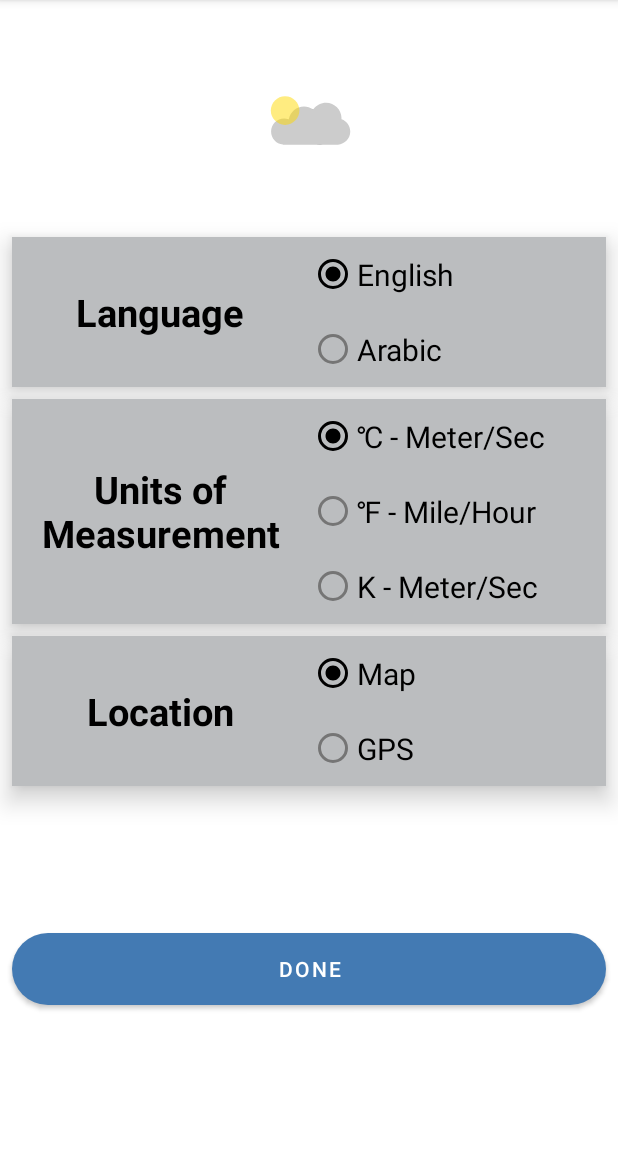
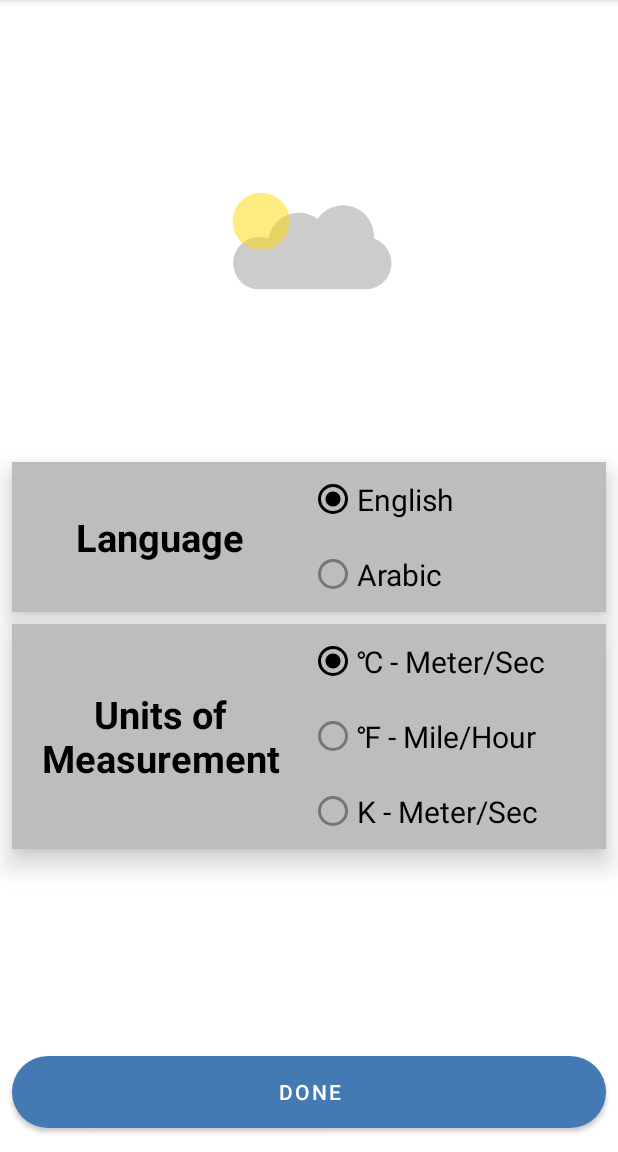
Before and after one commit to alaagawish/Weather, an Android app: the screen it shows after launch (OnboardingActivity), on a phone screen of 412 x 824 dp, the part 84-1236 px from its top. Run offline under Robolectric (Android 15) with nearby library versions, the phone set to English and light mode, and no system bars; our stand-ins replace Picasso, navigation-ui; pictures from the network do not load; 9 statements that could not run were skipped.

Commit message:
map feature after onboarding

```diff
--- a/app/src/main/java/eg/gov/iti/jets/kotlin/weather/MainActivity.kt
+++ b/app/src/main/java/eg/gov/iti/jets/kotlin/weather/MainActivity.kt
@@ -5,6 +5,7 @@ import android.content.Intent
 import android.content.SharedPreferences
 import android.os.Bundle
 import android.view.Menu
+import android.view.View
 import com.google.android.material.snackbar.Snackbar
 import com.google.android.material.navigation.NavigationView
 import androidx.navigation.findNavController
@@ -15,13 +16,13 @@ import androidx.navigation.ui.setupWithNavController
 import androidx.drawerlayout.widget.DrawerLayout
 import androidx.appcompat.app.AppCompatActivity
 import eg.gov.iti.jets.kotlin.weather.databinding.ActivityMainBinding
+// var rootView: View= findViewById<View>(android.R.id.content)
 
 
 class MainActivity : AppCompatActivity() {
 
     private lateinit var appBarConfiguration: AppBarConfiguration
     private lateinit var binding: ActivityMainBinding
-
     override fun onCreate(savedInstanceState: Bundle?) {
         super.onCreate(savedInstanceState)
 
@@ -29,8 +30,8 @@ class MainActivity : AppCompatActivity() {
         setContentView(binding.root)
 
         setSupportActionBar(binding.appBarMain.toolbar)
+//        rootView = findViewById<View>(android.R.id.content)
 
-//
         val sharedPreferences = this.getSharedPreferences(NAME, Context.MODE_PRIVATE)
 
         val isOnboardingShown = sharedPreferences.getBoolean("isOnboardingShown", false)
@@ -44,9 +45,9 @@ class MainActivity : AppCompatActivity() {
             }
         }
 //        binding.appBarMain.addCityFloatingActionButton.setOnClickListener { view ->
-//            Snackbar.make(view, "Replace with your own action", Snackbar.LENGTH_LONG)
-//                .setAction("Action", null).show()
-//        }
+        /*  Snackbar.make(view, "Replace with your own action", Snackbar.LENGTH_LONG)
+              .setAction("Action", null).show()
+      }*/
         val drawerLayout: DrawerLayout = binding.drawerLayout
         val navView: NavigationView = binding.navView
         val navController = findNavController(R.id.nav_host_fragment_content_main)
@@ -59,12 +60,6 @@ class MainActivity : AppCompatActivity() {
         navView.setupWithNavController(navController)
     }
 
-    override fun onCreateOptionsMenu(menu: Menu): Boolean {
-        // Inflate the menu; this adds items to the action bar if it is present.
-        menuInflater.inflate(R.menu.main, menu)
-        return true
-    }
-
     override fun onSupportNavigateUp(): Boolean {
         val navController = findNavController(R.id.nav_host_fragment_content_main)
         return navController.navigateUp(appBarConfiguration) || super.onSupportNavigateUp()
--- a/app/src/main/java/eg/gov/iti/jets/kotlin/weather/OnboardingActivity.kt
+++ b/app/src/main/java/eg/gov/iti/jets/kotlin/weather/OnboardingActivity.kt
@@ -1,34 +1,55 @@
 package eg.gov.iti.jets.kotlin.weather
 
+import android.Manifest
+import android.annotation.SuppressLint
 import android.content.Context
+import android.content.Intent
 import android.content.SharedPreferences
+import android.content.pm.PackageManager
+import android.location.Geocoder
+import android.location.LocationManager
 import androidx.appcompat.app.AppCompatActivity
 import android.os.Bundle
+import android.os.Looper
+import android.provider.Settings
+import android.util.Log
 import android.widget.RadioButton
+import android.widget.TextView
 import android.widget.Toast
+import androidx.core.app.ActivityCompat
+import com.google.android.gms.location.*
 import eg.gov.iti.jets.kotlin.weather.databinding.ActivityMainBinding
 import eg.gov.iti.jets.kotlin.weather.databinding.ActivityOnboardingBinding
+import java.util.*
 
-val LANGUAGE = "LANGUAGE"
-val NAME = "WEATHER"
-val UNIT = "UNIT"
-val LOCATION = "LOCATION"
+const val LANGUAGE = "LANGUAGE"
+const val NAME = "WEATHER"
+const val UNIT = "UNIT"
+//const val LOCATION = "LOCATION"
+const val LONGITUDE = "LONGITUDE"
+const val LATITUDE = "LATITUDE"
+const val PERMISSION_ID = 2
 
 class OnboardingActivity : AppCompatActivity() {
     private lateinit var binding: ActivityOnboardingBinding
-
+    lateinit var fusedLocationClient: FusedLocationProviderClient
+    lateinit var editor: SharedPreferences.Editor
     override fun onCreate(savedInstanceState: Bundle?) {
         super.onCreate(savedInstanceState)
         binding = ActivityOnboardingBinding.inflate(layoutInflater)
+        fusedLocationClient = LocationServices.getFusedLocationProviderClient(this)
         setContentView(binding.root)
         binding.saveSettingMaterialButton.setOnClickListener {
+//            if (sharedPreferences.getString(LOCATION, "gps") == "gps") {
+////                getLocation()
+//            }
             finish()
         }
         binding.animation.playAnimation()
-        val editor = sharedPreferences.edit()
+        editor = sharedPreferences.edit()
 
         editor.putString(LANGUAGE, "en")
-        editor.putString(LOCATION, "gps")
+//        editor.putString(LOCATION, "gps")
         editor.putString(UNIT, "metric")
         editor.apply()
 //        val value = sharedPreferences.getString(UNIT, "metric")
@@ -50,15 +71,121 @@ class OnboardingActivity : AppCompatActivity() {
             }
             editor.apply()
         }
-        binding.locationIntroRadioGroup.setOnCheckedChangeListener { group, checkedId ->
-            val radioButton = findViewById<RadioButton>(checkedId)
-            when (radioButton.text) {
-                "Map" -> editor.putString(LOCATION, "map")
-                "GPS" -> editor.putString(LOCATION, "gps")
-            }
-            editor.apply()
-        }
+//        binding.locationIntroRadioGroup.setOnCheckedChangeListener { group, checkedId ->
+//            val radioButton = findViewById<RadioButton>(checkedId)
+//            when (radioButton.text) {
+//                "Map" -> editor.putString(LOCATION, "map")
+//                "GPS" -> editor.putString(LOCATION, "gps")
+//            }
+//            editor.apply()
+//        }
 
 
     }
+
+    override fun onStart() {
+        super.onStart()
+        getLocation()
+
+    }
+
+    @SuppressLint("MissingPermission")
+    private fun getLocation() {
+        if (checkPermissions()) {
+            if (isLocationEnabled()) {
+                requestNewLocation()
+            } else {
+                val intent = Intent(Settings.ACTION_LOCATION_SOURCE_SETTINGS)
+                startActivity(Intent(Settings.ACTION_LOCATION_SOURCE_SETTINGS))
+            }
+        } else {
+            requestPermissions()
+        }
+    }
+
+    private fun requestPermissions() {
+        ActivityCompat.requestPermissions(
+            this,
+            arrayOf(
+                Manifest.permission.ACCESS_COARSE_LOCATION,
+                Manifest.permission.ACCESS_FINE_LOCATION
+            ),
+            PERMISSION_ID
+        )
+    }
+
+    override fun onRequestPermissionsResult(
+        requestCode: Int,
+        permissions: Array<out String>,
+        grantResults: IntArray
+    ) {
+        super.onRequestPermissionsResult(requestCode, permissions, grantResults)
+        Log.d("TAG", "onRequestPermissionsResult: $requestCode")
+        if (requestCode == PERMISSION_ID) {
+            if (grantResults[0] == PackageManager.PERMISSION_GRANTED)
+                getLocation()
+        }
+    }
+
+    private fun checkPermissions() = ActivityCompat.checkSelfPermission(
+        this,
+        Manifest.permission.ACCESS_COARSE_LOCATION
+    ) == PackageManager.PERMISSION_GRANTED || ActivityCompat.checkSelfPermission(
+        this,
+        Manifest.permission.ACCESS_FINE_LOCATION
+    ) == PackageManager.PERMISSION_GRANTED
+
+
+    private fun isLocationEnabled(): Boolean {
+        val locationManager = getSystemService(Context.LOCATION_SERVICE) as LocationManager
+        return locationManager.isProviderEnabled(LocationManager.GPS_PROVIDER) || locationManager.isProviderEnabled(
+            LocationManager.NETWORK_PROVIDER
+        )
+    }
+
+    @SuppressLint("MissingPermission")
+    fun requestNewLocation() {
+        val locationRequest = LocationRequest()
+        locationRequest.setPriority(LocationRequest.PRIORITY_HIGH_ACCURACY)
+        locationRequest.setInterval(5)
+        fusedLocationClient.requestLocationUpdates(
+            locationRequest,
+            locationCallback,
+            Looper.myLooper()
+        )
+    }
+
+    private val locationCallback = object : LocationCallback() {
+        override fun onLocationResult(p0: LocationResult) {
+            val lastLocation = p0.lastLocation
+            if (lastLocation != null) {
+                val latitude = lastLocation.latitude
+                val longitude = lastLocation.longitude
+                editor.putString(LONGITUDE, longitude.toString())
+                editor.putString(LATITUDE, latitude.toString())
+                editor.apply()
+                Log.d("TAG", "onLocationResult: ${lastLocation.latitude}")
+//                val myLocation = Geocoder(applicationContext, Locale.getDefault())
+//                val addressList =
+//                    myLocation.getFromLocation(lastLocation.latitude, lastLocation.longitude, 1)
+
+//                if (addressList != null && addressList.isNotEmpty()) {
+//                    val address = addressList[0]
+//                    sb = StringBuilder()
+//                    for (i in 0 until address.maxAddressLineIndex) {
+//                        sb.append(address.getAddressLine(i)).append("\n")
+//                    }
+//                    if (address.premises != null)
+//                        sb.append(address.premises).append(",\n ")
+//                    sb.append(address.subAdminArea).append("\n")
+//                    sb.append(address.locality).append(",\n ")
+//                    sb.append(address.adminArea).append(",\n ")
+//                    sb.append(address.countryName).append(",\n ")
+//                    sb.append(address.postalCode)
+//
+//                }
+            }
+        }
+    }
+
 }
--- a/app/src/main/java/eg/gov/iti/jets/kotlin/weather/home/view/HomeFragment.kt
+++ b/app/src/main/java/eg/gov/iti/jets/kotlin/weather/home/view/HomeFragment.kt
@@ -12,6 +12,7 @@ import androidx.lifecycle.ViewModelProvider
 import androidx.lifecycle.lifecycleScope
 import com.google.android.material.snackbar.Snackbar
 import com.squareup.picasso.Picasso
+import eg.gov.iti.jets.kotlin.weather.LATITUDE
 import eg.gov.iti.jets.kotlin.weather.databinding.FragmentHomeBinding
 import eg.gov.iti.jets.kotlin.weather.db.LocalSource
 import eg.gov.iti.jets.kotlin.weather.home.viewmodel.HomeViewModel
@@ -19,6 +20,7 @@ import eg.gov.iti.jets.kotlin.weather.home.viewmodel.HomeViewModelFactory
 import eg.gov.iti.jets.kotlin.weather.model.Repository
 import eg.gov.iti.jets.kotlin.weather.network.APIState
 import eg.gov.iti.jets.kotlin.weather.network.DayClient
+import eg.gov.iti.jets.kotlin.weather.sharedPreferences
 import kotlinx.coroutines.flow.catch
 import kotlinx.coroutines.flow.collectLatest
 import kotlinx.coroutines.launch
@@ -59,6 +61,9 @@ class HomeFragment : Fragment() {
         hoursAdapter = HoursAdapter()
         binding.daysDetailsRecyclerView.adapter = daysAdapter
         binding.hoursDetailsRecyclerView.adapter = hoursAdapter
+//        if (sharedPreferences.getString(LATITUDE, "1.0")?.toDouble() == 1.0)
+//            Snackbar.make(requireContext(),view, "Turn on GPS", Snackbar.LENGTH_LONG).show()
+
         lifecycleScope.launch {
 
             homeViewModel.forecastStateFlow.collectLatest { result ->
--- a/app/src/main/java/eg/gov/iti/jets/kotlin/weather/home/viewmodel/HomeViewModel.kt
+++ b/app/src/main/java/eg/gov/iti/jets/kotlin/weather/home/viewmodel/HomeViewModel.kt
@@ -1,12 +1,13 @@
 package eg.gov.iti.jets.kotlin.weather.home.viewmodel
 
+import android.util.Log
+import android.view.View
 import androidx.lifecycle.ViewModel
 import androidx.lifecycle.viewModelScope
-import eg.gov.iti.jets.kotlin.weather.LANGUAGE
-import eg.gov.iti.jets.kotlin.weather.UNIT
+import com.google.android.material.snackbar.Snackbar
+import eg.gov.iti.jets.kotlin.weather.*
 import eg.gov.iti.jets.kotlin.weather.model.RepositoryInterface
 import eg.gov.iti.jets.kotlin.weather.network.APIState
-import eg.gov.iti.jets.kotlin.weather.sharedPreferences
 
 import kotlinx.coroutines.flow.MutableStateFlow
 import kotlinx.coroutines.flow.catch
@@ -17,11 +18,21 @@ class HomeViewModel(private val repositoryInterface: RepositoryInterface) : View
     val forecastStateFlow = MutableStateFlow<APIState>(APIState.Waiting)
 
     init {
-        getForecastData(
-            30.0, 30.0, sharedPreferences.getString(UNIT, "metric")!!, sharedPreferences.getString(
-                LANGUAGE, "en"
-            )!!
-        )
+
+        Log.d("TAG", ":  ${sharedPreferences.getString(LATITUDE, "1.0")?.toDouble()} ")
+        Log.d("TAG", ": ${sharedPreferences.getString(LONGITUDE, "1.0")?.toDouble()} ")
+//        if (sharedPreferences.getString(LATITUDE, "1.0")?.toDouble() != 1.0)
+
+            getForecastData(
+                sharedPreferences.getString(LATITUDE, "1.0")?.toDouble()!!,
+                sharedPreferences.getString(LONGITUDE, "1.0")?.toDouble()!!,
+                sharedPreferences.getString(UNIT, "metric")!!,
+                sharedPreferences.getString(
+                    LANGUAGE, "en"
+                )!!
+            )
+
+//   .setAction("Display", null).show()
     }
 
     fun getForecastData(lat: Double, lon: Double, unit: String = "standard", lang: String = "en") {
--- a/app/src/main/res/layout/activity_onboarding.xml
+++ b/app/src/main/res/layout/activity_onboarding.xml
@@ -10,7 +10,7 @@
     <com.airbnb.lottie.LottieAnimationView
         android:id="@+id/animation"
         android:layout_width="match_parent"
-        android:layout_height="150dp"
+        android:layout_height="300dp"
         android:elevation="10dp"
         app:layout_constraintEnd_toEndOf="parent"
         app:layout_constraintStart_toStartOf="parent"
@@ -139,61 +139,61 @@
     </LinearLayout>
 
 
-    <LinearLayout
-        android:id="@+id/location"
-        android:layout_width="match_parent"
-        android:layout_height="wrap_content"
-        android:layout_margin="8dp"
-        android:background="@color/gray"
-        android:elevation="10dp"
-        android:orientation="horizontal"
-        android:weightSum="2"
-        app:layout_constraintEnd_toEndOf="parent"
-        app:layout_constraintStart_toStartOf="parent"
-        app:layout_constraintTop_toBottomOf="@+id/units">
-
-        <TextView
-            android:layout_width="0dp"
-            android:layout_height="wrap_content"
-            android:layout_gravity="center"
-            android:layout_weight="1"
-            android:backgroundTint="@color/transparent"
-            android:gravity="center"
-            android:text="@string/location"
-            android:textColor="@color/black"
-            android:textSize="25sp"
-            android:textStyle="bold" />
-
-        <RadioGroup
-            android:id="@+id/locationIntroRadioGroup"
-            android:layout_width="0dp"
-            android:layout_height="wrap_content"
-            android:layout_gravity="center"
-            android:layout_weight="1"
-            android:gravity="center">
-
-            <RadioButton
-                android:id="@+id/mapIntroRadioButton"
-                android:layout_width="match_parent"
-                android:layout_height="50dp"
-                android:checked="true"
-                android:text="@string/map"
-                android:textColor="@color/black"
-                android:textSize="20sp" />
-
-            <RadioButton
-                android:id="@+id/gpsIntroRadioButton"
-                android:layout_width="match_parent"
-                android:layout_height="50dp"
-                android:checked="false"
-                android:text="@string/gps"
-                android:textColor="@color/black"
-                android:textSize="20sp" />
-
-
-        </RadioGroup>
-
-    </LinearLayout>
+<!--    <LinearLayout-->
+<!--        android:id="@+id/location"-->
+<!--        android:layout_width="match_parent"-->
+<!--        android:layout_height="wrap_content"-->
+<!--        android:layout_margin="8dp"-->
+<!--        android:background="@color/gray"-->
+<!--        android:elevation="10dp"-->
+<!--        android:orientation="horizontal"-->
+<!--        android:weightSum="2"-->
+<!--        app:layout_constraintEnd_toEndOf="parent"-->
+<!--        app:layout_constraintStart_toStartOf="parent"-->
+<!--        app:layout_constraintTop_toBottomOf="@+id/units">-->
+<!---->
+<!--        <TextView-->
+<!--            android:layout_width="0dp"-->
+<!--            android:layout_height="wrap_content"-->
+<!--            android:layout_gravity="center"-->
+<!--            android:layout_weight="1"-->
+<!--            android:backgroundTint="@color/transparent"-->
+<!--            android:gravity="center"-->
+<!--            android:text="@string/location"-->
+<!--            android:textColor="@color/black"-->
+<!--            android:textSize="25sp"-->
+<!--            android:textStyle="bold" />-->
+<!---->
+<!--        <RadioGroup-->
+<!--            android:id="@+id/locationIntroRadioGroup"-->
+<!--            android:layout_width="0dp"-->
+<!--            android:layout_height="wrap_content"-->
+<!--            android:layout_gravity="center"-->
+<!--            android:layout_weight="1"-->
+<!--            android:gravity="center">-->
+<!---->
+<!--            <RadioButton-->
+<!--                android:id="@+id/mapIntroRadioButton"-->
+<!--                android:layout_width="match_parent"-->
+<!--                android:layout_height="50dp"-->
+<!--                android:checked="true"-->
+<!--                android:text="@string/map"-->
+<!--                android:textColor="@color/black"-->
+<!--                android:textSize="20sp" />-->
+<!---->
+<!--            <RadioButton-->
+<!--                android:id="@+id/gpsIntroRadioButton"-->
+<!--                android:layout_width="match_parent"-->
+<!--                android:layout_height="50dp"-->
+<!--                android:checked="false"-->
+<!--                android:text="@string/gps"-->
+<!--                android:textColor="@color/black"-->
+<!--                android:textSize="20sp" />-->
+<!---->
+<!---->
+<!--        </RadioGroup>-->
+<!---->
+<!--    </LinearLayout>-->
 
     <com.google.android.material.button.MaterialButton
         android:id="@+id/saveSettingMaterialButton"
--- a/app/src/main/res/menu/main.xml
+++ /dev/null
@@ -1,24 +0,0 @@
-<?xml version="1.0" encoding="utf-8"?>
-<menu xmlns:android="http://schemas.android.com/apk/res/android"
-    xmlns:app="http://schemas.android.com/apk/res-auto">
-    <item
-        android:id="@+id/home"
-        android:actionLayout="@layout/fragment_home"
-        android:orderInCategory="100"
-        android:title="@string/action_home"
-        app:showAsAction="never" />
-    <item
-        android:id="@+id/alertFragment"
-        android:orderInCategory="100"
-        android:title="@string/action_alerts"
-        app:showAsAction="never" />
-    <item
-        android:id="@+id/favouriteFragment"
-        android:orderInCategory="100"
-        android:title="@string/action_favourites" />
-    <item
-        android:id="@+id/action_settings"
-        android:orderInCategory="100"
-        android:title="@string/action_settings"
-        app:showAsAction="never" />
-</menu>
```
Also changed, not shown: app/src/main/java/eg/gov/iti/jets/kotlin/weather/model/Models.kt (+14 -3 lines).
